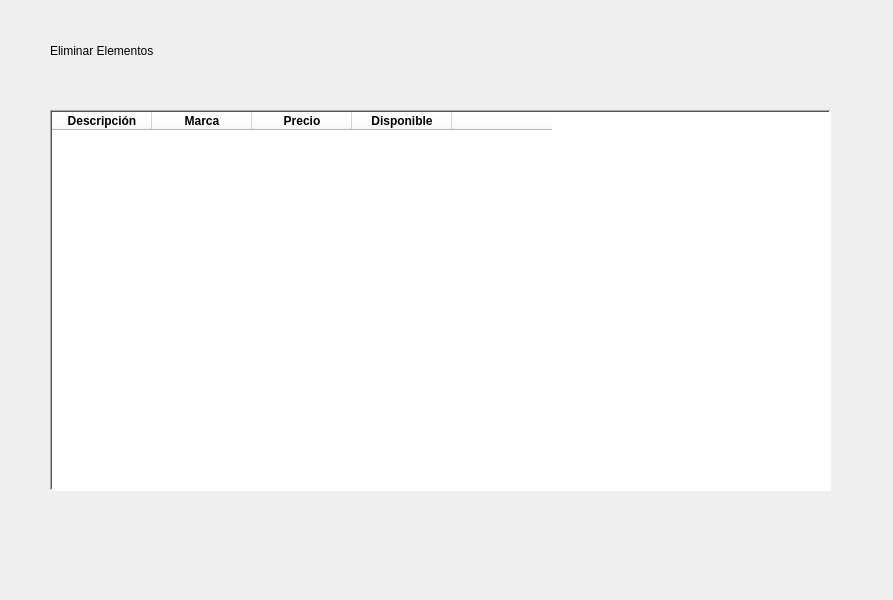
This is Interfaz/BorrarArticulos.ui in elesteban-os/MyPetsCR as Qt 5 draws it before an edit. The edited form follows.
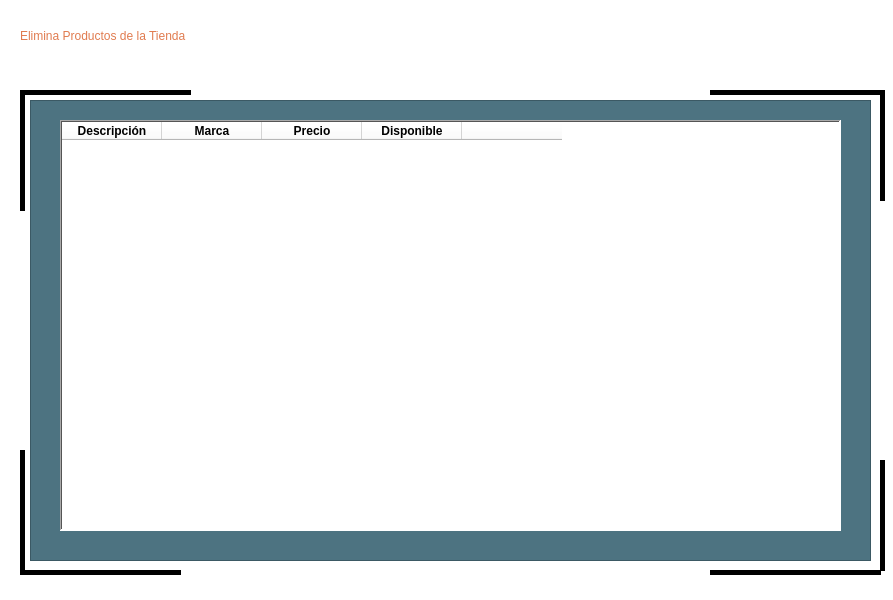
This is the edited form.

Patch:
```diff
--- a/Interfaz/BorrarArticulos.ui
+++ b/Interfaz/BorrarArticulos.ui
@@ -13,26 +13,51 @@
   <property name="windowTitle">
    <string>Form</string>
   </property>
-  <widget class="QLabel" name="label">
+  <property name="styleSheet">
+   <string notr="true">background-color: rgb(255, 255, 255);</string>
+  </property>
+  <widget class="QLabel" name="label_2">
    <property name="geometry">
     <rect>
-     <x>50</x>
-     <y>30</y>
-     <width>121</width>
-     <height>41</height>
+     <x>20</x>
+     <y>10</y>
+     <width>671</width>
+     <height>51</height>
     </rect>
    </property>
+   <property name="styleSheet">
+    <string notr="true">color: rgb(224, 123, 79);
+font: 30pt &quot;Showcard Gothic&quot;;</string>
+   </property>
    <property name="text">
-    <string>Eliminar Elementos</string>
+    <string>Elimina Productos de la Tienda</string>
    </property>
   </widget>
+  <widget class="QFrame" name="frame">
+   <property name="geometry">
+    <rect>
+     <x>30</x>
+     <y>100</y>
+     <width>841</width>
+     <height>461</height>
+    </rect>
+   </property>
+   <property name="styleSheet">
+    <string notr="true">background-color: rgb(77, 115, 129);</string>
+   </property>
+   <property name="frameShape">
+    <enum>QFrame::StyledPanel</enum>
+   </property>
+   <property name="frameShadow">
+    <enum>QFrame::Raised</enum>
+   </property>
   <widget class="QTableWidget" name="tableWidget">
    <property name="geometry">
     <rect>
-     <x>50</x>
-     <y>110</y>
+      <x>30</x>
+      <y>20</y>
      <width>781</width>
-     <height>381</height>
+      <height>411</height>
     </rect>
    </property>
    <property name="autoFillBackground">
@@ -123,6 +148,183 @@
      <string/>
     </property>
    </column>
+   </widget>
+  </widget>
+  <widget class="Line" name="line">
+   <property name="geometry">
+    <rect>
+     <x>20</x>
+     <y>570</y>
+     <width>161</width>
+     <height>5</height>
+    </rect>
+   </property>
+   <property name="maximumSize">
+    <size>
+     <width>16777215</width>
+     <height>5</height>
+    </size>
+   </property>
+   <property name="styleSheet">
+    <string notr="true">background-color: rgb(0, 0, 0);</string>
+   </property>
+   <property name="orientation">
+    <enum>Qt::Horizontal</enum>
+   </property>
+  </widget>
+  <widget class="Line" name="line_2">
+   <property name="geometry">
+    <rect>
+     <x>20</x>
+     <y>450</y>
+     <width>5</width>
+     <height>121</height>
+    </rect>
+   </property>
+   <property name="maximumSize">
+    <size>
+     <width>5</width>
+     <height>16777215</height>
+    </size>
+   </property>
+   <property name="styleSheet">
+    <string notr="true">background-color: rgb(0, 0, 0);</string>
+   </property>
+   <property name="orientation">
+    <enum>Qt::Vertical</enum>
+   </property>
+  </widget>
+  <widget class="Line" name="line_3">
+   <property name="geometry">
+    <rect>
+     <x>710</x>
+     <y>90</y>
+     <width>171</width>
+     <height>5</height>
+    </rect>
+   </property>
+   <property name="maximumSize">
+    <size>
+     <width>16777215</width>
+     <height>5</height>
+    </size>
+   </property>
+   <property name="styleSheet">
+    <string notr="true">background-color: rgb(0, 0, 0);</string>
+   </property>
+   <property name="orientation">
+    <enum>Qt::Horizontal</enum>
+   </property>
+  </widget>
+  <widget class="Line" name="line_4">
+   <property name="geometry">
+    <rect>
+     <x>880</x>
+     <y>90</y>
+     <width>5</width>
+     <height>111</height>
+    </rect>
+   </property>
+   <property name="maximumSize">
+    <size>
+     <width>5</width>
+     <height>16777215</height>
+    </size>
+   </property>
+   <property name="styleSheet">
+    <string notr="true">background-color: rgb(0, 0, 0);</string>
+   </property>
+   <property name="orientation">
+    <enum>Qt::Vertical</enum>
+   </property>
+  </widget>
+  <widget class="Line" name="line_5">
+   <property name="geometry">
+    <rect>
+     <x>880</x>
+     <y>460</y>
+     <width>5</width>
+     <height>111</height>
+    </rect>
+   </property>
+   <property name="maximumSize">
+    <size>
+     <width>5</width>
+     <height>16777215</height>
+    </size>
+   </property>
+   <property name="styleSheet">
+    <string notr="true">background-color: rgb(0, 0, 0);</string>
+   </property>
+   <property name="orientation">
+    <enum>Qt::Vertical</enum>
+   </property>
+  </widget>
+  <widget class="Line" name="line_7">
+   <property name="geometry">
+    <rect>
+     <x>20</x>
+     <y>90</y>
+     <width>171</width>
+     <height>5</height>
+    </rect>
+   </property>
+   <property name="maximumSize">
+    <size>
+     <width>16777215</width>
+     <height>5</height>
+    </size>
+   </property>
+   <property name="styleSheet">
+    <string notr="true">background-color: rgb(0, 0, 0);</string>
+   </property>
+   <property name="orientation">
+    <enum>Qt::Horizontal</enum>
+   </property>
+  </widget>
+  <widget class="Line" name="line_8">
+   <property name="geometry">
+    <rect>
+     <x>20</x>
+     <y>90</y>
+     <width>5</width>
+     <height>121</height>
+    </rect>
+   </property>
+   <property name="maximumSize">
+    <size>
+     <width>5</width>
+     <height>16777215</height>
+    </size>
+   </property>
+   <property name="styleSheet">
+    <string notr="true">background-color: rgb(0, 0, 0);</string>
+   </property>
+   <property name="orientation">
+    <enum>Qt::Vertical</enum>
+   </property>
+  </widget>
+  <widget class="Line" name="line_6">
+   <property name="geometry">
+    <rect>
+     <x>710</x>
+     <y>570</y>
+     <width>171</width>
+     <height>5</height>
+    </rect>
+   </property>
+   <property name="maximumSize">
+    <size>
+     <width>16777215</width>
+     <height>5</height>
+    </size>
+   </property>
+   <property name="styleSheet">
+    <string notr="true">background-color: rgb(0, 0, 0);</string>
+   </property>
+   <property name="orientation">
+    <enum>Qt::Horizontal</enum>
+   </property>
   </widget>
  </widget>
  <resources/>
```
Lines whose indentation alone changed are shown as unchanged.
